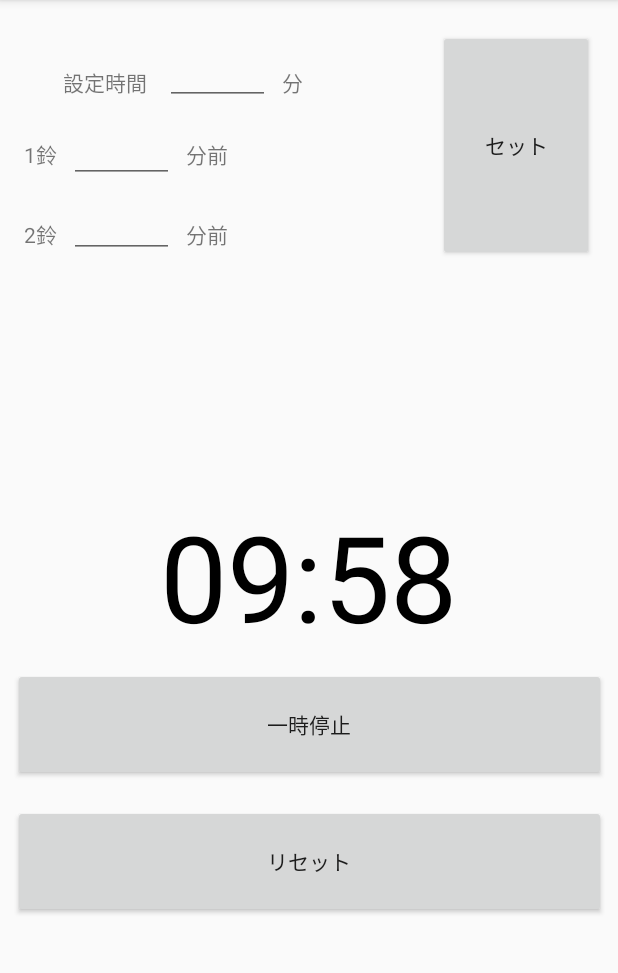
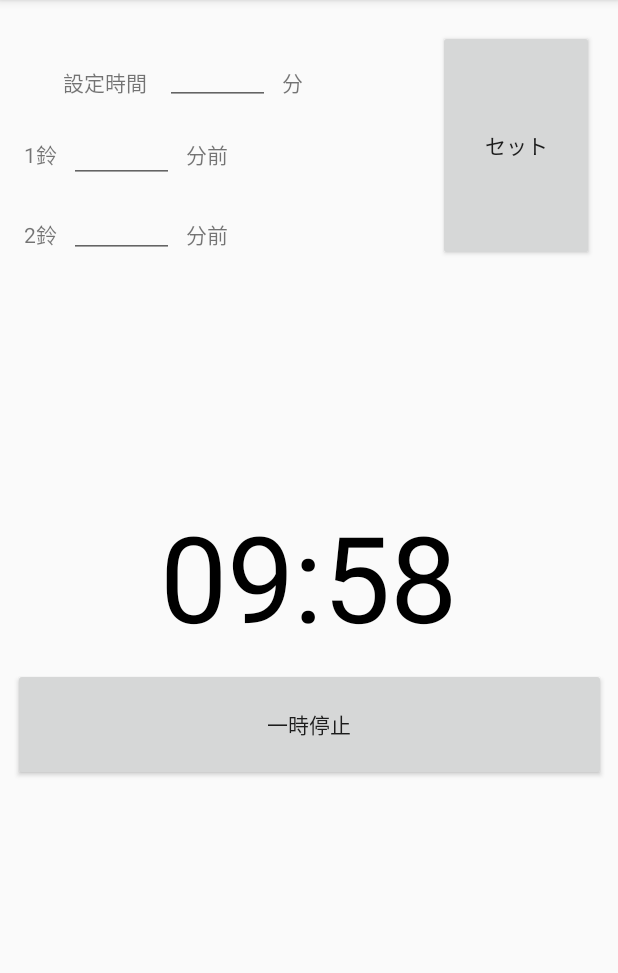
Before and after one commit to at19990/Time_Keeper, an Android app: the screen it shows after launch (MainActivity), after a tap on "スタート", on a phone screen of 412 x 824 dp, the part 84-1057 px from its top. Run offline under Robolectric (Android 15) with nearby library versions, the phone set to English and light mode, and no system bars.

Commit message:
Fix time_display and reset_behavior

```diff
--- a/app/src/main/java/io/github/at19990/Time_Keeper/MainActivity.java
+++ b/app/src/main/java/io/github/at19990/Time_Keeper/MainActivity.java
@@ -1,5 +1,6 @@
 package io.github.at19990.Time_Keeper;
 
+import android.graphics.Color;
 import android.os.CountDownTimer;
 import android.support.v7.app.AppCompatActivity;
 import android.os.Bundle;
@@ -43,13 +44,19 @@ public class MainActivity extends AppCompatActivity {
     private CountDownTimer mCountDownTimer_first;
     private CountDownTimer mCountDownTimer_second;
 
+    private TextView mTimerText;
+
     private boolean mTimerRunning;
 
     private long mTimeLeftInMillis = START_TIME_IN_MILLIS;
 
-    private double time_length;
-    private double first_bell = 5;  // 初期設定: 5分前
-    private double second_bell = 3; // 初期設定: 3分前
+    private double time_length; // 初期設定: 10分
+    private double first_bell;  // 初期設定: 5分前
+    private double second_bell; // 初期設定: 3分前
+
+    private double stored_time_length = 10;
+    private double stored_first_bell = 5;
+    private double stored_second_bell = 3;
 
 
     @Override
@@ -68,6 +75,7 @@ public class MainActivity extends AppCompatActivity {
         mButtonReset = findViewById(R.id.buttonreset);
         mButtonSet = findViewById(R.id.button_set);
         mView = findViewById(R.id.view);
+        mTimerText = findViewById(R.id.text_view_countdown);
 
         errorMessage = "値が無効です";
 
@@ -94,6 +102,7 @@ public class MainActivity extends AppCompatActivity {
                 /* セットボタンを押すとキーボードを格納 */
                 InputMethodManager inputMethodManager = (InputMethodManager)getSystemService(Context.INPUT_METHOD_SERVICE);
                 inputMethodManager.hideSoftInputFromWindow(v.getWindowToken(), InputMethodManager.HIDE_NOT_ALWAYS);
+                mTimerText.setTextColor(Color.BLACK);
 
                 /* テキストフォームに入力されているか判定 */
                 if((TextUtils.isEmpty(set_time.getText().toString())) || (TextUtils.isEmpty(firstbell_time.getText().toString())) || (TextUtils.isEmpty(secondbell_time.getText().toString()))){
@@ -115,6 +124,12 @@ public class MainActivity extends AppCompatActivity {
                     /* 不正な入力値を検出 */
                     if((second_bell < first_bell) && (first_bell < time_length) && (second_bell > 0)){
                         mTimeLeftInMillis = (long)time_length * 60 * 1000;
+
+
+                        stored_time_length = time_length;
+                        stored_first_bell = first_bell;
+                        stored_second_bell = second_bell;
+
                         updateCountDownText();
                     }else{
                         toastMake(errorMessage, 0, 500);
@@ -132,6 +147,7 @@ public class MainActivity extends AppCompatActivity {
                 if (mTimerRunning){
                     pauseTimer();
                 } else {
+
                     startTimer();
                 }
             }
@@ -183,7 +199,9 @@ public class MainActivity extends AppCompatActivity {
                 mCountDownTimer_second.cancel();
 
                 mButtonStartPause.setText("スタート");
-                mButtonReset.setVisibility(View.VISIBLE);    // 非表示
+                mButtonReset.setVisibility(View.VISIBLE);    // 表示
+
+                mTimerText.setTextColor(Color.BLACK);
             }
         }.start();
 
@@ -198,6 +216,7 @@ public class MainActivity extends AppCompatActivity {
                 @Override
                 public void onFinish() {
                     soundPool.play(bell_1, 1.0f, 1.0f, 1, 0, 1);
+
                 }
             }.start();
         }
@@ -214,6 +233,7 @@ public class MainActivity extends AppCompatActivity {
                 @Override
                 public void onFinish() {
                     soundPool.play(bell_2, 1.0f, 1.0f, 1, 0, 1);
+                    mTimerText.setTextColor(Color.RED);
                 }
             }.start();
         }
@@ -221,7 +241,7 @@ public class MainActivity extends AppCompatActivity {
 
         mTimerRunning = true;   // タイマー作動中
         mButtonStartPause.setText("一時停止");
-        mButtonReset.setVisibility(View.VISIBLE);
+        mButtonReset.setVisibility(View.INVISIBLE);
     }
 
 
@@ -249,16 +269,17 @@ public class MainActivity extends AppCompatActivity {
 
 
     private void resetTimer(){
-        mTimeLeftInMillis = START_TIME_IN_MILLIS;
+        time_length = stored_time_length;
+        mTimeLeftInMillis = (long)time_length * 1000 * 60;
 
-        first_bell = 5;
-        second_bell = 3;
+        first_bell = stored_first_bell;
+        second_bell = stored_second_bell;
 
         updateCountDownText();
         mButtonStartPause.setVisibility(View.VISIBLE);
         mButtonReset.setVisibility(View.INVISIBLE);
 
-
+        mTimerText.setTextColor(Color.BLACK);
     }
 
     // タイマー表示
```
